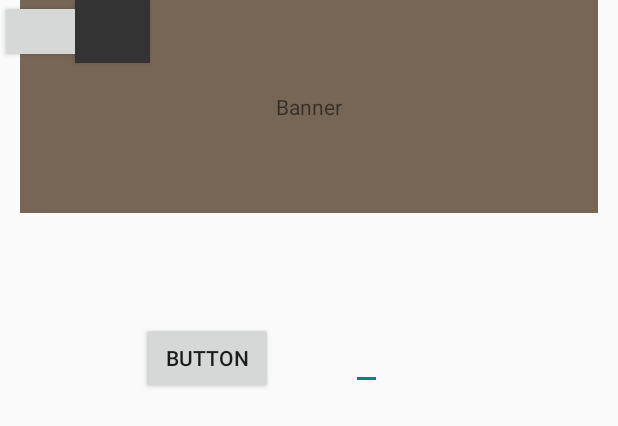
After one commit to wincentytg/MBApplication, an Android app: the layout activity_login_mvvm.xml on its own in the app's theme, with its tools: preview values and no code run, on a phone screen of 412 x 824 dp. The commit adds this screen. Shown: the top 426 px of the screen. Run offline under Robolectric (Android 15) with nearby library versions, the phone set to English and light mode, and no system bars.

Commit message:
第一次提交

```diff
--- a/app/src/main/java/com/ytg/jzy/BaseApplication.java
+++ b/app/src/main/java/com/ytg/jzy/BaseApplication.java
@@ -2,6 +2,8 @@ package com.ytg.jzy;
 
 import com.alibaba.android.arouter.launcher.ARouter;
 import com.ytg.jzy.p_common.YTGApplication;
+import com.ytg.jzy.p_common.servicefac.ServiceFactory;
+import com.ytg.jzy.servicedata.AccountService;
 
 
 /**
@@ -19,7 +21,8 @@ public class BaseApplication extends YTGApplication {
     public void onCreate() {
         super.onCreate();
         mApplication = this;
-
+        // 将 AccountService 类的实例注册到 ServiceFactory
+        ServiceFactory.getInstance().setAccountService(new AccountService());
         initArouter();
     }
 
--- /dev/null
+++ b/app/src/main/res/layout/activity_login_mvvm.xml
@@ -0,0 +1,87 @@
+<?xml version="1.0" encoding="utf-8"?>
+<layout xmlns:android="http://schemas.android.com/apk/res/android"
+    xmlns:binding="http://schemas.android.com/apk/res-auto">
+
+    <data>
+
+        <variable
+            name="viewModel"
+            type="com.ytg.jzy.vm.LoginViewModel" />
+    </data>
+
+    <android.support.constraint.ConstraintLayout xmlns:app="http://schemas.android.com/apk/res-auto"
+        xmlns:tools="http://schemas.android.com/tools"
+        android:id="@+id/activity_login"
+        android:layout_width="match_parent"
+        android:layout_height="match_parent">
+
+
+        <android.support.constraint.Guideline
+            android:id="@+id/guideline3"
+            android:layout_width="wrap_content"
+            android:layout_height="wrap_content"
+            android:orientation="vertical"
+            app:layout_constraintGuide_percent="0.5" />
+
+        <android.support.constraint.Guideline
+            android:id="@+id/guideline4"
+            android:layout_width="wrap_content"
+            android:layout_height="wrap_content"
+            android:orientation="horizontal"
+            app:layout_constraintGuide_begin="207dp" />
+
+        <Button
+            android:id="@+id/button6"
+            android:layout_width="wrap_content"
+            android:layout_height="wrap_content"
+            android:layout_marginTop="8dp"
+            android:layout_marginEnd="24dp"
+            android:layout_marginRight="24dp"
+            android:text="Button"
+            app:layout_constraintEnd_toStartOf="@+id/guideline3"
+            app:layout_constraintTop_toTopOf="@+id/guideline4"
+            binding:onClickCommand="@{viewModel.loginOnClickCommand}" />
+
+        <EditText
+            android:id="@+id/button7"
+            android:layout_width="wrap_content"
+            android:layout_height="wrap_content"
+            android:layout_marginStart="28dp"
+            android:layout_marginLeft="28dp"
+            android:text="@={viewModel.userName}"
+            app:layout_constraintStart_toStartOf="@+id/guideline3"
+            app:layout_constraintTop_toTopOf="@+id/button6" />
+
+        <android.support.constraint.Guideline
+            android:id="@+id/guideline5"
+            android:layout_width="wrap_content"
+            android:layout_height="wrap_content"
+            android:orientation="horizontal"
+            app:layout_constraintGuide_begin="20dp" />
+
+        <TextView
+            android:id="@+id/textView3"
+            android:layout_width="385dp"
+            android:layout_height="142dp"
+            android:background="#765"
+            android:gravity="center"
+            android:text="Banner"
+            app:layout_constraintLeft_toLeftOf="parent"
+            app:layout_constraintRight_toRightOf="parent"
+            tools:layout_constraintDimensionRatio="16:6"
+            tools:layout_editor_absoluteY="28dp" />
+        <Button android:id="@+id/buttonA"
+            android:layout_width="100dp"
+            android:layout_height="42dp"
+            />
+
+        <Button
+            android:id="@+id/buttonB"
+        app:layout_constraintRight_toRightOf="@+id/buttonA"
+            android:layout_width="50dp"
+            android:layout_height="42dp"
+            android:background="@color/color_333333"/>
+
+    </android.support.constraint.ConstraintLayout>
+
+</layout>
```
Also changed, not shown: app/build.gradle (+15 -11 lines), app/src/main/AndroidManifest.xml (+4 -4 lines), app/src/main/java/com/ytg/jzy/MainActivity.java (+25 -1 lines), app/src/main/java/com/ytg/jzy/servicedata/AccountService.java (added, +15 -0 lines), app/src/main/res/layout/activity_login.xml (+15 -0 lines).
